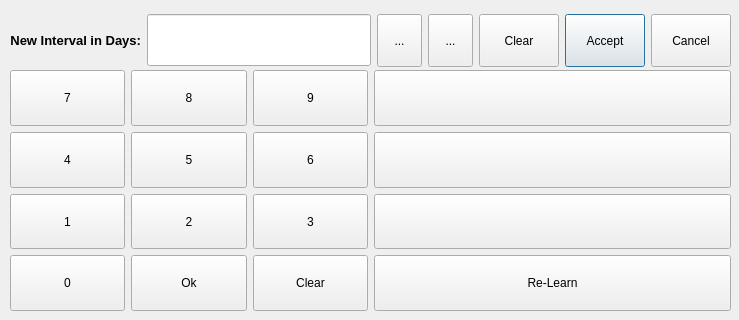
Qt form designer/reschedule.ui (ijgnd/anki__Extended_quick_reschedule_in_reviewer) before a commit.
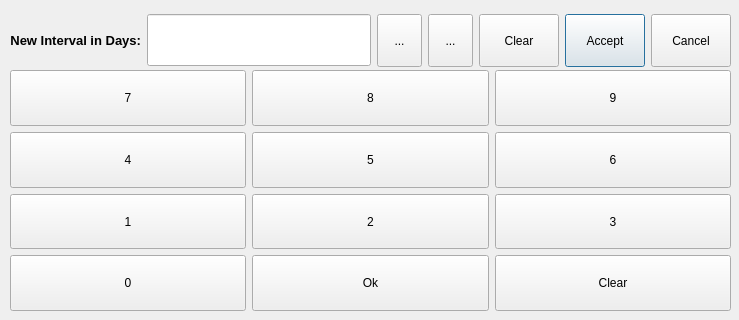
The same form after that commit.

What changed in the file:
```diff
--- a/designer/reschedule.ui
+++ b/designer/reschedule.ui
@@ -219,6 +219,9 @@
     <property name="spacing">
      <number>6</number>
     </property>
+    <property name="sizeConstraint">
+     <enum>QLayout::SetNoConstraint</enum>
+    </property>
     <item>
      <layout class="QVBoxLayout" name="vL_calc">
       <item>
@@ -429,62 +432,10 @@
      </layout>
     </item>
     <item>
-     <layout class="QVBoxLayout" name="vL_custom" stretch="0,0,0,0">
+     <layout class="QVBoxLayout" name="vL_custom" stretch="">
       <property name="sizeConstraint">
        <enum>QLayout::SetNoConstraint</enum>
       </property>
-      <item>
-       <widget class="QPushButton" name="qk1">
-        <property name="sizePolicy">
-         <sizepolicy hsizetype="Preferred" vsizetype="Preferred">
-          <horstretch>0</horstretch>
-          <verstretch>1</verstretch>
-         </sizepolicy>
-        </property>
-        <property name="text">
-         <string/>
-        </property>
-       </widget>
-      </item>
-      <item>
-       <widget class="QPushButton" name="qk2">
-        <property name="sizePolicy">
-         <sizepolicy hsizetype="Preferred" vsizetype="Preferred">
-          <horstretch>0</horstretch>
-          <verstretch>1</verstretch>
-         </sizepolicy>
-        </property>
-        <property name="text">
-         <string/>
-        </property>
-       </widget>
-      </item>
-      <item>
-       <widget class="QPushButton" name="qk3">
-        <property name="sizePolicy">
-         <sizepolicy hsizetype="Preferred" vsizetype="Preferred">
-          <horstretch>0</horstretch>
-          <verstretch>1</verstretch>
-         </sizepolicy>
-        </property>
-        <property name="text">
-         <string/>
-        </property>
-       </widget>
-      </item>
-      <item>
-       <widget class="QPushButton" name="pb_relearn">
-        <property name="sizePolicy">
-         <sizepolicy hsizetype="Preferred" vsizetype="Preferred">
-          <horstretch>0</horstretch>
-          <verstretch>1</verstretch>
-         </sizepolicy>
-        </property>
-        <property name="text">
-         <string>Re-Learn</string>
-        </property>
-       </widget>
-      </item>
      </layout>
     </item>
    </layout>
```
Left out of the diff: 5 changed lines with no effect on the pictures.
